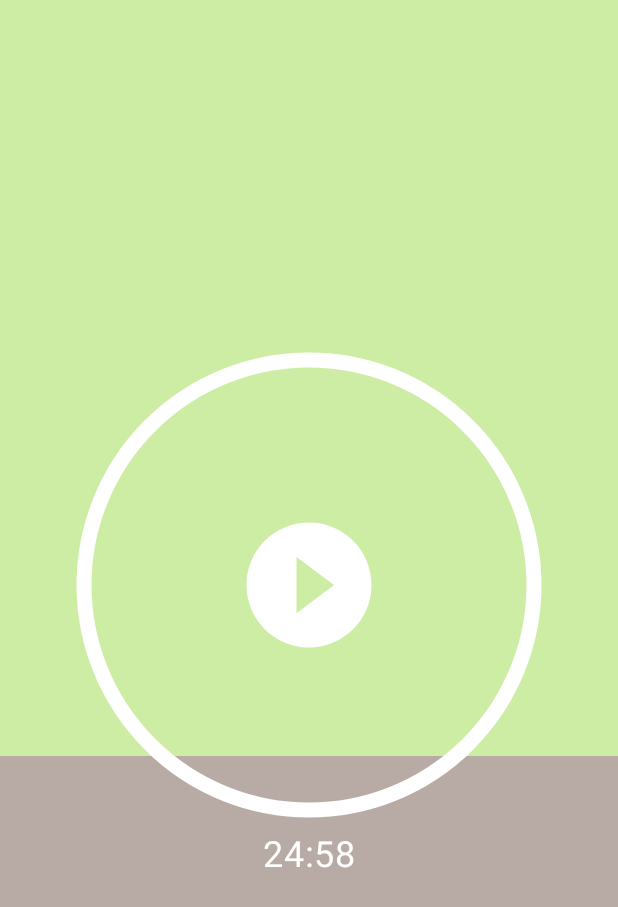
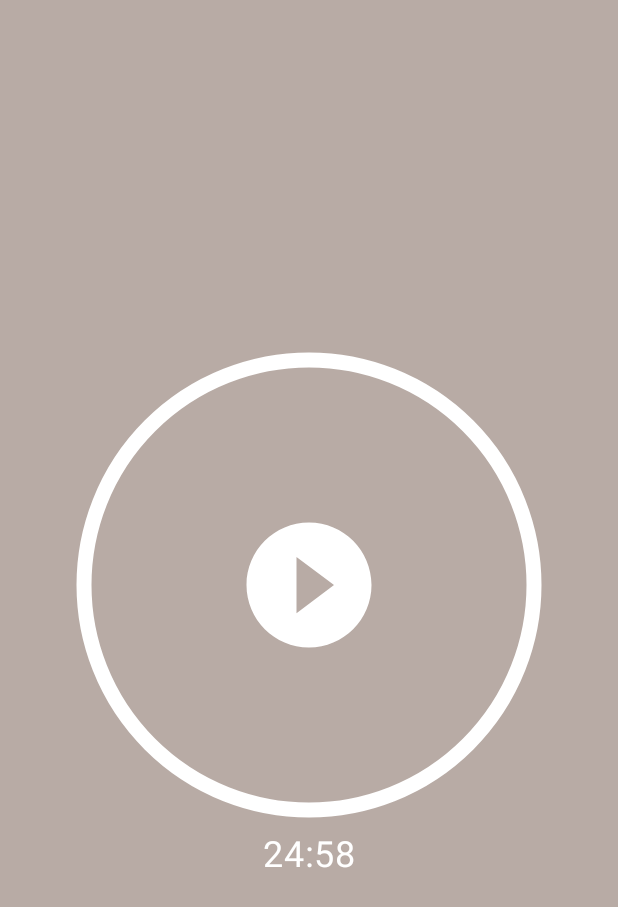
Before and after one commit to ludugz/pomodoro, an Android app built with Jetpack Compose: the MainActivity screen opened directly, with no data from a screen before it, on a phone screen of 412 x 824 dp. Shown: the top 907 px of the screen. Run offline under Robolectric (Android 15) with nearby library versions, the phone set to English and light mode, and no system bars.

Commit message:
Change height of animation Wave to max height

```diff
--- a/app/src/main/java/ludugz/pomodoro/MainActivity.kt
+++ b/app/src/main/java/ludugz/pomodoro/MainActivity.kt
@@ -19,6 +19,7 @@ import androidx.compose.runtime.setValue
 import androidx.compose.ui.Alignment
 import androidx.compose.ui.Modifier
 import androidx.compose.ui.graphics.Color
+import androidx.compose.ui.layout.onGloballyPositioned
 import androidx.compose.ui.tooling.preview.Preview
 import androidx.compose.ui.unit.dp
 import androidx.compose.ui.zIndex
@@ -47,7 +48,15 @@ fun PomodoroPage() {
         modifier = Modifier.fillMaxSize(),
         color = Lima300
     ) {
-        Box(modifier = Modifier.fillMaxSize()) {
+
+        var colorWave by remember { mutableStateOf(Color.White) }
+        var boxHeight by remember { mutableStateOf(0.dp) }
+
+        Box(modifier = Modifier
+            .fillMaxSize()
+            .onGloballyPositioned { coordinates ->
+                boxHeight = coordinates.size.height.dp
+            }) {
             Column(
                 modifier = Modifier
                     .align(alignment = Alignment.Center)
@@ -66,13 +75,16 @@ fun PomodoroPage() {
                 )
             }
 
+            if (boxHeight > 0.dp) {
                 Wave(
                     modifier = Modifier
                         .fillMaxWidth()
                         .zIndex(zIndex = 1f)
                         .align(alignment = Alignment.BottomCenter),
-                color = Rock300
+                    color = Rock300,
+                    targetHeight = boxHeight
                 )
+            }
         }
     }
 }
```
Lines whose indentation alone changed are shown as unchanged.
